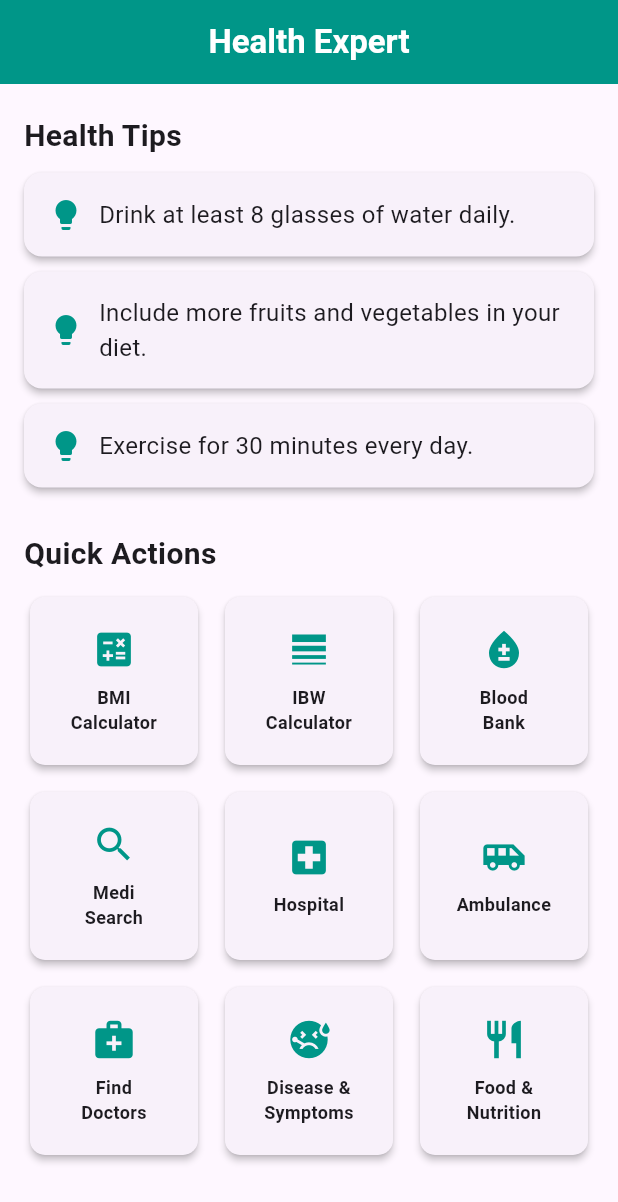
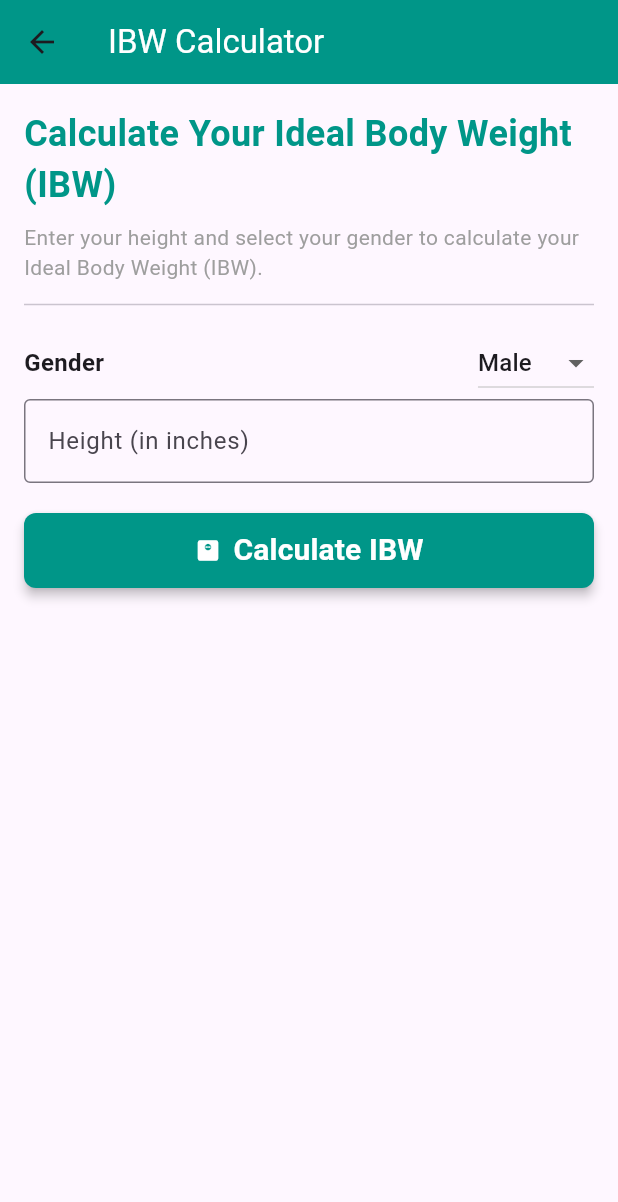
Before and after one commit to riazulrocky/Health-Expert-Flutter-App, a Flutter app: the screen it shows after launch, after a tap on an icon or button, on a phone screen of 412 x 824 dp. Shown: the top 1202 px of the screen. Run offline on Flutter 3.47's test engine with Material 3 defaults, Android fonts, the phone set to English and light mode, and no system bars.

```diff
--- a/lib/home_page.dart
+++ b/lib/home_page.dart
@@ -1,5 +1,6 @@
 import 'package:flutter/material.dart';
 import 'bmi_calculator_screen.dart'; // Import the BMI Calculator screen
+import 'ibw_calculator_screen.dart'; // Import the IBW Calculator screen
 
 class HomePage extends StatelessWidget {
   const HomePage({Key? key}) : super(key: key);
@@ -145,6 +146,11 @@ class HomePage extends StatelessWidget {
               context,
               MaterialPageRoute(builder: (_) => const BMICalculatorScreen()),
             );
+          } else if (label.contains('IBW')) {
+            Navigator.push(
+              context,
+              MaterialPageRoute(builder: (_) => const IBWCalculatorScreen()),
+            );
           } else {
             print('Tapped: $label');
           }
--- /dev/null
+++ b/lib/ibw_calculator_screen.dart
@@ -0,0 +1,168 @@
+import 'package:flutter/material.dart';
+
+class IBWCalculatorScreen extends StatefulWidget {
+  const IBWCalculatorScreen({Key? key}) : super(key: key);
+
+  @override
+  State<IBWCalculatorScreen> createState() => _IBWCalculatorScreenState();
+}
+
+class _IBWCalculatorScreenState extends State<IBWCalculatorScreen> {
+  final TextEditingController _heightController = TextEditingController();
+  String? _gender = 'Male'; // Default gender
+  double? _ibw;
+  String _result = '';
+
+  void _calculateIBW() {
+    final heightInInches = int.tryParse(_heightController.text);
+
+    if (heightInInches == null || heightInInches <= 0) {
+      setState(() {
+        _result = 'Please enter a valid height.';
+        _ibw = null;
+      });
+      return;
+    }
+
+    // Calculate IBW using Devine Formula
+    double ibw;
+    if (_gender == 'Male') {
+      ibw = 50 + (2.3 * (heightInInches - 60));
+    } else {
+      ibw = 45.5 + (2.3 * (heightInInches - 60));
+    }
+
+    setState(() {
+      _ibw = ibw;
+      _result = 'Your Ideal Body Weight is ${_ibw!.toStringAsFixed(2)} kg';
+    });
+  }
+
+  @override
+  Widget build(BuildContext context) {
+    return Scaffold(
+      appBar: AppBar(
+        title: const Text('IBW Calculator', style: TextStyle(color: Colors.white)),
+        backgroundColor: Colors.teal,
+        elevation: 0,
+      ),
+      body: SingleChildScrollView(
+        child: Container(
+          padding: const EdgeInsets.all(16),
+          child: Column(
+            crossAxisAlignment: CrossAxisAlignment.start,
+            children: [
+              // Title
+              const Text(
+                'Calculate Your Ideal Body Weight (IBW)',
+                style: TextStyle(fontSize: 24, fontWeight: FontWeight.bold, color: Colors.teal),
+              ),
+              const SizedBox(height: 8),
+              const Text(
+                'Enter your height and select your gender to calculate your Ideal Body Weight (IBW).',
+                style: TextStyle(fontSize: 14, color: Colors.grey),
+              ),
+              const Divider(height: 30, thickness: 1),
+
+              // Gender Selection
+              Row(
+                mainAxisAlignment: MainAxisAlignment.spaceBetween,
+                children: [
+                  const Text(
+                    'Gender',
+                    style: TextStyle(fontSize: 16, fontWeight: FontWeight.bold),
+                  ),
+                  DropdownButton<String>(
+                    value: _gender,
+                    items: ['Male', 'Female']
+                        .map((gender) => DropdownMenuItem<String>(
+                      value: gender,
+                      child: Text(gender),
+                    ))
+                        .toList(),
+                    onChanged: (value) {
+                      setState(() {
+                        _gender = value;
+                      });
+                    },
+                  ),
+                ],
+              ),
+
+              // Height Input
+              TextField(
+                controller: _heightController,
+                keyboardType: TextInputType.number,
+                decoration: const InputDecoration(
+                  labelText: 'Height (in inches)',
+                  border: OutlineInputBorder(),
+                  hintText: 'e.g., 70',
+                ),
+              ),
+              const SizedBox(height: 20),
+
+              // Calculate Button
+              ElevatedButton(
+                onPressed: _calculateIBW,
+                style: ElevatedButton.styleFrom(
+                  minimumSize: const Size(double.infinity, 50),
+                  backgroundColor: Colors.teal,
+                  shape: RoundedRectangleBorder(
+                    borderRadius: BorderRadius.circular(8),
+                  ),
+                  elevation: 3,
+                ),
+                child: Row(
+                  mainAxisAlignment: MainAxisAlignment.center,
+                  children: [
+                    Icon(Icons.monitor_weight, color: Colors.white),
+                    const SizedBox(width: 8),
+                    const Text(
+                      'Calculate IBW',
+                      style: TextStyle(fontSize: 20, fontWeight: FontWeight.bold, color: Colors.white),
+                    ),
+                  ],
+                ),
+              ),
+              const SizedBox(height: 20),
+
+              // IBW Display
+              if (_ibw != null)
+                Container(
+                  padding: const EdgeInsets.all(16),
+                  decoration: BoxDecoration(
+                    gradient: LinearGradient(
+                      colors: [Colors.teal.shade100, Colors.teal.shade50],
+                      begin: Alignment.topLeft,
+                      end: Alignment.bottomRight,
+                    ),
+                    borderRadius: BorderRadius.circular(12),
+                  ),
+                  child: Column(
+                    crossAxisAlignment: CrossAxisAlignment.start,
+                    children: [
+                      Text(
+                        _result,
+                        style: const TextStyle(fontSize: 18, fontWeight: FontWeight.bold),
+                      ),
+                      const SizedBox(height: 16),
+                      const Text(
+                        'Note: This is based on the Devine Formula.',
+                        style: TextStyle(fontSize: 14, fontStyle: FontStyle.italic),
+                      ),
+                    ],
+                  ),
+                ),
+            ],
+          ),
+        ),
+      ),
+    );
+  }
+
+  @override
+  void dispose() {
+    _heightController.dispose();
+    super.dispose();
+  }
+}
```
